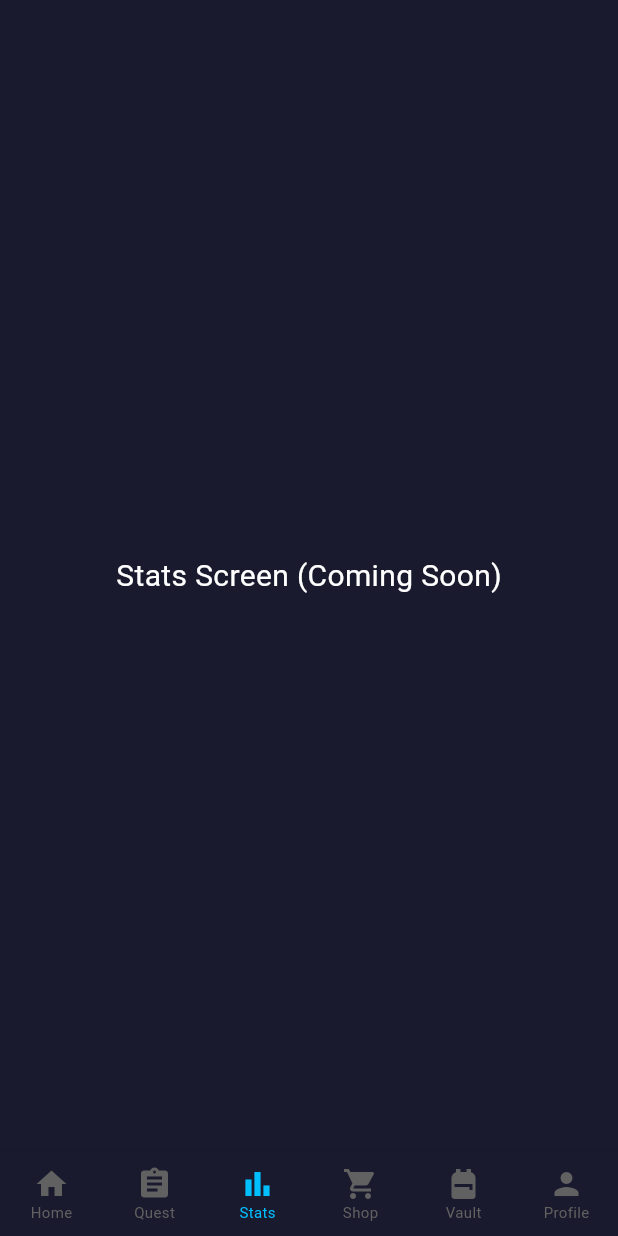
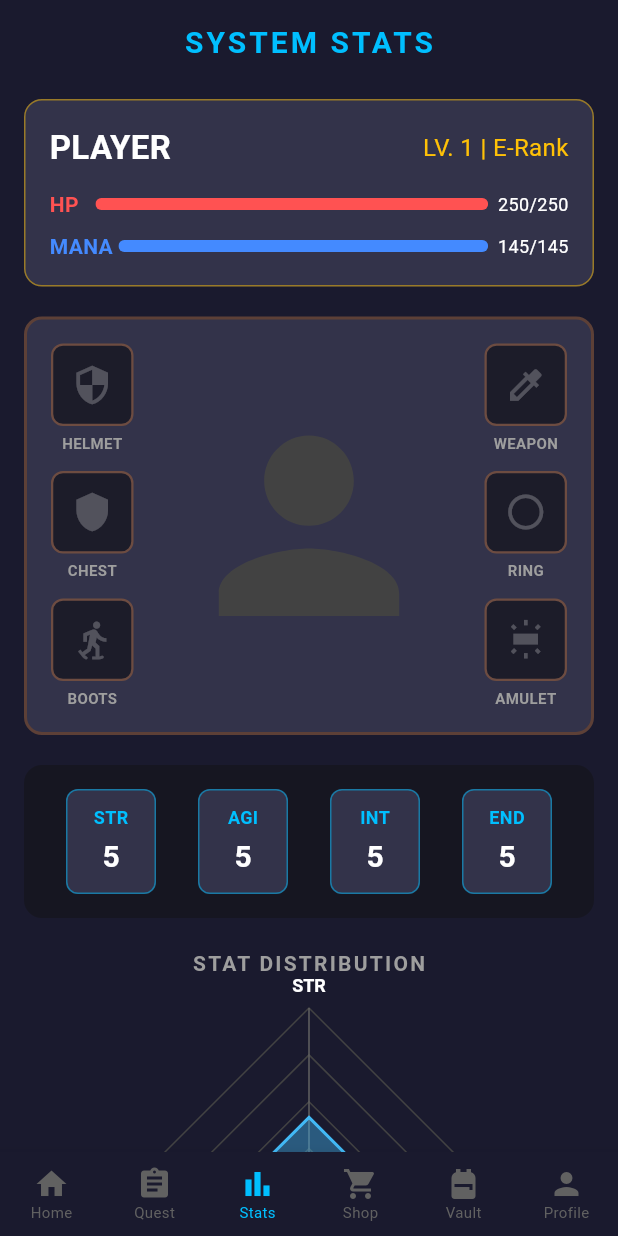
Before and after one commit to BlankW100/LevelZero.Qst, a Flutter app: the screen it shows after launch, item 3 of the bottom bar chosen, on a phone screen of 412 x 824 dp. Run offline on Flutter 3.47's test engine with Material 3 defaults, Android fonts, the phone set to English and light mode, and no system bars; our stand-ins replace shared_preferences; accounts and stored records are empty.

Commit message:
added stat_Screen and connected toward main_navi not tested yet

```diff
--- a/lib/ui/main_navigation.dart
+++ b/lib/ui/main_navigation.dart
@@ -2,6 +2,7 @@ import 'package:flutter/material.dart';
 import 'dashboard_screen.dart';
 import 'shop_screen.dart';
 import 'inventory_screen.dart';
+import 'stat_screen.dart';
 
 class MainNavigation extends StatefulWidget {
   const MainNavigation({super.key});
@@ -14,10 +15,10 @@ class _MainNavigationState extends State<MainNavigation> {
   int _currentIndex = 0;
 
   // The Master List of Screens!
-  final List<Widget> _screens = [
+final List<Widget> _screens = [
     const DashboardScreen(),
     const Center(child: Text('Quest Screen (Coming Soon)', style: TextStyle(color: Colors.white, fontSize: 20))),
-    const Center(child: Text('Stats Screen (Coming Soon)', style: TextStyle(color: Colors.white, fontSize: 20))),
+    const StatsScreen(), // <-- WE CONNECTED IT HERE!
     const ShopScreen(),
     const InventoryScreen(),
     const Center(child: Text('Profile Screen (Coming Soon)', style: TextStyle(color: Colors.white, fontSize: 20))),
--- /dev/null
+++ b/lib/ui/stat_screen.dart
@@ -0,0 +1,322 @@
+import 'dart:math' show max;
+import 'package:flutter/material.dart';
+import '../models/user_profile.dart';
+import '../services/local_storage.dart';
+
+class StatsScreen extends StatefulWidget {
+  const StatsScreen({super.key});
+
+  @override
+  State<StatsScreen> createState() => _StatsScreenState();
+}
+
+class _StatsScreenState extends State<StatsScreen> {
+  final StorageService _storage = StorageService();
+  HunterProfile? _profile;
+
+  @override
+  void initState() {
+    super.initState();
+    _loadProfile();
+  }
+
+  Future<void> _loadProfile() async {
+    await _storage.init();
+    setState(() {
+      _profile = _storage.loadProfile();
+    });
+  }
+
+  @override
+  Widget build(BuildContext context) {
+    if (_profile == null) {
+      return const Scaffold(body: Center(child: CircularProgressIndicator()));
+    }
+
+    // Dynamic HP & MP based on your actual stats!
+    int maxHp = 100 + (_profile!.endurance * 20) + (_profile!.level * 50);
+    int currentHp = maxHp; // Default to full until we add a damage system
+    int maxMp = 50 + (_profile!.intelligence * 15) + (_profile!.level * 20);
+    int currentMp = maxMp;
+
+    return Scaffold(
+      backgroundColor: Theme.of(context).scaffoldBackgroundColor,
+      appBar: AppBar(
+        title: Text("SYSTEM STATS", style: TextStyle(color: Theme.of(context).colorScheme.primary, letterSpacing: 2.0)),
+        centerTitle: true,
+      ),
+      body: SingleChildScrollView(
+        child: Padding(
+          padding: const EdgeInsets.symmetric(horizontal: 16.0),
+          child: Column(
+            children: [
+              const SizedBox(height: 10),
+
+              // --- 1. USER PROFILE HEADER ---
+              Container(
+                padding: const EdgeInsets.all(16.0),
+                decoration: BoxDecoration(
+                  color: Theme.of(context).cardColor,
+                  borderRadius: BorderRadius.circular(12),
+                  border: Border.all(color: Colors.amber.withValues(alpha: 0.5)),
+                ),
+                child: Column(
+                  children: [
+                    Row(
+                      mainAxisAlignment: MainAxisAlignment.spaceBetween,
+                      children: [
+                        Text(_profile!.name.toUpperCase(), style: const TextStyle(fontSize: 22, fontWeight: FontWeight.bold, color: Colors.white)),
+                        Text("LV. ${_profile!.level} | ${_profile!.rank}", style: const TextStyle(fontSize: 16, color: Colors.amber)),
+                      ],
+                    ),
+                    const SizedBox(height: 12),
+                    // HP Bar
+                    Row(
+                      children: [
+                        const Text("HP   ", style: TextStyle(color: Colors.redAccent, fontWeight: FontWeight.bold)),
+                        Expanded(
+                          child: ClipRRect(
+                            borderRadius: BorderRadius.circular(4),
+                            child: LinearProgressIndicator(value: currentHp / maxHp, color: Colors.redAccent, backgroundColor: Colors.red.withValues(alpha: 0.2), minHeight: 8),
+                          ),
+                        ),
+                        Text("  $currentHp/$maxHp", style: const TextStyle(color: Colors.white, fontSize: 12)),
+                      ],
+                    ),
+                    const SizedBox(height: 8),
+                    // MP Bar
+                    Row(
+                      children: [
+                        const Text("MANA ", style: TextStyle(color: Colors.blueAccent, fontWeight: FontWeight.bold)),
+                        Expanded(
+                          child: ClipRRect(
+                            borderRadius: BorderRadius.circular(4),
+                            child: LinearProgressIndicator(value: currentMp / maxMp, color: Colors.blueAccent, backgroundColor: Colors.blue.withValues(alpha: 0.2), minHeight: 8),
+                          ),
+                        ),
+                        Text("  $currentMp/$maxMp", style: const TextStyle(color: Colors.white, fontSize: 12)),
+                      ],
+                    ),
+                  ],
+                ),
+              ),
+              const SizedBox(height: 20),
+
+              // --- 2. EQUIPMENT UI ---
+              Container(
+                padding: const EdgeInsets.all(16.0),
+                decoration: BoxDecoration(
+                  color: Theme.of(context).colorScheme.surface,
+                  borderRadius: BorderRadius.circular(12),
+                  border: Border.all(color: Colors.brown[700]!, width: 2), // Gives it that RPG leather/wood border feel
+                ),
+                child: Row(
+                  mainAxisAlignment: MainAxisAlignment.spaceBetween,
+                  children: [
+                    // Left Column (Armor)
+                    Column(
+                      children: [
+                        _buildEquipSlot("HELMET", Icons.security),
+                        const SizedBox(height: 12),
+                        _buildEquipSlot("CHEST", Icons.shield),
+                        const SizedBox(height: 12),
+                        _buildEquipSlot("BOOTS", Icons.snowshoeing),
+                      ],
+                    ),
+                    // Center Silhouette
+                    Expanded(
+                      child: Container(
+                        height: 200,
+                        alignment: Alignment.center,
+                        child: Icon(Icons.person, size: 180, color: Colors.grey[800]), // Silhouette placeholder
+                      ),
+                    ),
+                    // Right Column (Weapons & Accessories)
+                    Column(
+                      children: [
+                        _buildEquipSlot("WEAPON", Icons.colorize), // Closest to a sword icon
+                        const SizedBox(height: 12),
+                        _buildEquipSlot("RING", Icons.radio_button_unchecked),
+                        const SizedBox(height: 12),
+                        _buildEquipSlot("AMULET", Icons.wb_iridescent),
+                      ],
+                    ),
+                  ],
+                ),
+              ),
+              const SizedBox(height: 20),
+
+              // --- 3. STAT BLOCKS ---
+              Container(
+                padding: const EdgeInsets.symmetric(vertical: 16.0),
+                decoration: BoxDecoration(
+                  color: const Color(0xFF161621),
+                  borderRadius: BorderRadius.circular(12),
+                ),
+                child: Row(
+                  mainAxisAlignment: MainAxisAlignment.spaceEvenly,
+                  children: [
+                    _buildStatBox("STR", _profile!.strength),
+                    _buildStatBox("AGI", _profile!.agility),
+                    _buildStatBox("INT", _profile!.intelligence),
+                    _buildStatBox("END", _profile!.endurance),
+                  ],
+                ),
+              ),
+              const SizedBox(height: 20),
+
+              // --- 4. THE RADAR CHART ---
+              const Text("STAT DISTRIBUTION", style: TextStyle(color: Colors.grey, fontWeight: FontWeight.bold, letterSpacing: 1.5)),
+              const SizedBox(height: 20),
+              SizedBox(
+                width: 250,
+                height: 250,
+                child: CustomPaint(
+                  painter: RadarChartPainter(
+                    str: _profile!.strength,
+                    agi: _profile!.agility,
+                    intl: _profile!.intelligence, // Using 'intl' to avoid protected keyword 'int'
+                    end: _profile!.endurance,
+                  ),
+                ),
+              ),
+              const SizedBox(height: 40),
+            ],
+          ),
+        ),
+      ),
+    );
+  }
+
+  // Helper Widget for the Empty Equipment Slots
+  Widget _buildEquipSlot(String label, IconData defaultIcon) {
+    return Column(
+      children: [
+        Container(
+          width: 55, height: 55,
+          decoration: BoxDecoration(
+            color: Colors.black45,
+            border: Border.all(color: Colors.brown[600]!, width: 1.5),
+            borderRadius: BorderRadius.circular(8),
+          ),
+          child: Icon(defaultIcon, color: Colors.white24, size: 28),
+        ),
+        const SizedBox(height: 4),
+        Text(label, style: const TextStyle(fontSize: 10, color: Colors.grey, fontWeight: FontWeight.bold)),
+      ],
+    );
+  }
+
+  // Helper Widget for the Stat Blocks
+  Widget _buildStatBox(String label, int value) {
+    return Container(
+      width: 60, height: 70,
+      decoration: BoxDecoration(
+        color: Theme.of(context).colorScheme.surface,
+        border: Border.all(color: Theme.of(context).colorScheme.primary.withValues(alpha: 0.5)),
+        borderRadius: BorderRadius.circular(8),
+      ),
+      child: Column(
+        mainAxisAlignment: MainAxisAlignment.center,
+        children: [
+          Text(label, style: TextStyle(color: Theme.of(context).colorScheme.primary, fontWeight: FontWeight.bold, fontSize: 12)),
+          const SizedBox(height: 4),
+          Text("$value", style: const TextStyle(color: Colors.white, fontSize: 20, fontWeight: FontWeight.bold)),
+        ],
+      ),
+    );
+  }
+}
+
+// ==========================================
+// THE MATHEMATICAL RADAR CHART ENGINE
+// ==========================================
+class RadarChartPainter extends CustomPainter {
+  final int str;
+  final int agi;
+  final int intl;
+  final int end;
+
+  RadarChartPainter({required this.str, required this.agi, required this.intl, required this.end});
+
+  @override
+  void paint(Canvas canvas, Size size) {
+    double centerX = size.width / 2;
+    double centerY = size.height / 2;
+    double radius = size.width / 2;
+
+    // Find the highest stat to scale the chart dynamically
+    int maxStat = [str, agi, intl, end, 10].reduce(max);
+    // Add 20% padding to the top so the graph never touches the very edge
+    double scaleLimit = maxStat * 1.2;
+
+    Paint gridPaint = Paint()..color = Colors.grey[800]!..style = PaintingStyle.stroke..strokeWidth = 1;
+    Paint webPaint = Paint()..color = Colors.grey[700]!..style = PaintingStyle.stroke..strokeWidth = 1;
+
+    Paint fillPaint = Paint()
+      ..color = const Color(0xFF42B9F5).withValues(alpha: 0.4) // Neon Blue fill
+      ..style = PaintingStyle.fill;
+
+    Paint outlinePaint = Paint()
+      ..color = const Color(0xFF42B9F5)
+      ..style = PaintingStyle.stroke
+      ..strokeWidth = 2;
+
+    // 1. Draw the concentric grid webs (Background)
+    for (int i = 1; i <= 4; i++) {
+      double r = radius * (i / 4);
+      Path path = Path();
+      path.moveTo(centerX, centerY - r); // Top
+      path.lineTo(centerX + r, centerY); // Right
+      path.lineTo(centerX, centerY + r); // Bottom
+      path.lineTo(centerX - r, centerY); // Left
+      path.close();
+      canvas.drawPath(path, gridPaint);
+    }
+
+    // 2. Draw the Axis Lines
+    canvas.drawLine(Offset(centerX, centerY - radius), Offset(centerX, centerY + radius), webPaint);
+    canvas.drawLine(Offset(centerX - radius, centerY), Offset(centerX + radius, centerY), webPaint);
+
+    // 3. Calculate dynamic points based on your actual stats
+    // STR (Top), AGI (Right), END (Bottom), INT (Left)
+    double strR = radius * (str / scaleLimit);
+    double agiR = radius * (agi / scaleLimit);
+    double endR = radius * (end / scaleLimit);
+    double intR = radius * (intl / scaleLimit);
+
+    Offset strPoint = Offset(centerX, centerY - strR);
+    Offset agiPoint = Offset(centerX + agiR, centerY);
+    Offset endPoint = Offset(centerX, centerY + endR);
+    Offset intPoint = Offset(centerX - intR, centerY);
+
+    // 4. Draw the actual Stat Polygon
+    Path statPath = Path();
+    statPath.moveTo(strPoint.dx, strPoint.dy);
+    statPath.lineTo(agiPoint.dx, agiPoint.dy);
+    statPath.lineTo(endPoint.dx, endPoint.dy);
+    statPath.lineTo(intPoint.dx, intPoint.dy);
+    statPath.close();
+
+    canvas.drawPath(statPath, fillPaint);
+    canvas.drawPath(statPath, outlinePaint);
+
+    // 5. Draw the Labels (STR, AGI, END, INT)
+    _drawText(canvas, "STR", Offset(centerX, centerY - radius - 15));
+    _drawText(canvas, "AGI", Offset(centerX + radius + 15, centerY));
+    _drawText(canvas, "END", Offset(centerX, centerY + radius + 10));
+    _drawText(canvas, "INT", Offset(centerX - radius - 20, centerY));
+  }
+
+  void _drawText(Canvas canvas, String text, Offset position) {
+    TextPainter painter = TextPainter(
+      text: TextSpan(text: text, style: const TextStyle(color: Colors.white, fontSize: 12, fontWeight: FontWeight.bold)),
+      textDirection: TextDirection.ltr,
+    );
+    painter.layout();
+    painter.paint(canvas, Offset(position.dx - (painter.width / 2), position.dy - (painter.height / 2)));
+  }
+
+  @override
+  bool shouldRepaint(covariant CustomPainter oldDelegate) => true;
+}
```
